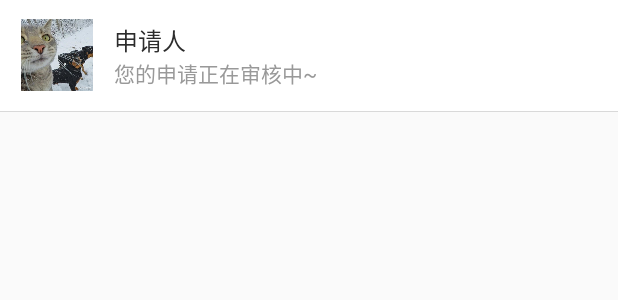
After one commit to Nothing-lin/NothingTeam, an Android app: the layout fragment_item_group_recomend_reply.xml on its own in the app's theme, with its tools: preview values and no code run, on a phone screen of 412 x 824 dp. The commit adds this screen. Shown: the top 300 px of the screen. Run offline under Robolectric (Android 15) with nearby library versions, the phone set to English and light mode, and no system bars.

Commit message:
审批逻辑

```diff
--- a/app/src/main/java/com/nothinglin/nothingteam/db/DBOpenHelper.java
+++ b/app/src/main/java/com/nothinglin/nothingteam/db/DBOpenHelper.java
@@ -10,7 +10,7 @@ public class DBOpenHelper {
     //5.7mysql驱动名
     private static String diver = "com.mysql.jdbc.Driver";
     //数据库地址
-    private static String url = "jdbc:mysql://192.168.125.107:3306/nothingteam?useUnicode=true&characterEncoding=utf-8&useSSL=false";
+    private static String url = "jdbc:mysql://192.168.125.100:3306/nothingteam?useUnicode=true&characterEncoding=utf-8&useSSL=false";
     //mysql用户名
     private static String user = "androidmysql";
     //mysql用户密码
--- /dev/null
+++ b/app/src/main/res/layout/fragment_item_group_recomend_reply.xml
@@ -0,0 +1,81 @@
+<?xml version="1.0" encoding="utf-8"?>
+<LinearLayout xmlns:android="http://schemas.android.com/apk/res/android"
+    android:id="@+id/friend_verify_item_ll"
+    android:layout_width="fill_parent"
+    android:layout_height="wrap_content"
+    android:descendantFocusability="blocksDescendants"
+    android:orientation="vertical">
+
+
+    <LinearLayout
+        android:id="@+id/contactitem_layout"
+        android:layout_width="match_parent"
+        android:layout_height="74.0dip"
+        android:background="@color/white"
+        android:paddingLeft="14.33dip">
+
+        <ImageView
+            android:layout_gravity="center_vertical"
+            android:src="@drawable/ic_cat"
+            android:id="@+id/item_head_icon"
+            android:layout_width="48dp"
+            android:layout_height="48dp" />
+
+        <RelativeLayout
+            android:layout_gravity="center_vertical"
+            android:layout_width="0dp"
+            android:layout_height="wrap_content"
+            android:layout_weight="1"
+            android:gravity="center_vertical"
+            android:paddingLeft="14dp"
+            android:paddingRight="10dp">
+
+            <LinearLayout
+                android:id="@+id/title_layout"
+                android:layout_width="match_parent"
+                android:layout_height="wrap_content"
+                android:layout_alignParentTop="true"
+                android:orientation="horizontal">
+
+                <TextView
+                    android:id="@+id/item_name"
+                    android:layout_width="0dp"
+                    android:layout_height="22.33dp"
+                    android:layout_weight="1"
+                    android:maxLines="1"
+                    android:text="申请人"
+                    android:textColor="#2C2C2C"
+                    android:textSize="16sp" />
+            </LinearLayout>
+
+            <TextView
+                android:id="@+id/item_reason"
+                android:layout_width="match_parent"
+                android:layout_height="wrap_content"
+                android:layout_below="@+id/title_layout"
+                android:layout_marginTop="1.33dp"
+                android:ems="10"
+                android:maxLines="1"
+                android:text="您的申请正在审核中~"
+                android:textColor="#999999"
+                android:textSize="14sp" />
+
+
+        </RelativeLayout>
+
+
+        <TextView
+            android:id="@+id/item_state"
+            android:layout_width="wrap_content"
+            android:layout_height="wrap_content"
+            android:layout_marginRight="14.33dp"
+            android:textColor="#B5B5B6"
+            android:textSize="14sp"
+            android:visibility="gone" />
+    </LinearLayout>
+
+    <View
+        android:layout_width="match_parent"
+        android:layout_height="0.33dp"
+        android:background="#D9D9D9" />
+</LinearLayout>
--- a/app/src/main/res/layout/fragment_me_card_menu_view_layout.xml
+++ b/app/src/main/res/layout/fragment_me_card_menu_view_layout.xml
@@ -26,7 +26,7 @@
             android:layout_marginTop="5dp"
             android:layout_gravity="center"
             android:textColor="@color/black"
-            android:text="公告消息" />
+            android:text="消息审批" />
 
     </LinearLayout>
 
```
Also changed, not shown: app/src/main/java/com/nothinglin/nothingteam/adapter/GroupVerificationAdapter.java (+28 -0 lines), app/src/main/java/com/nothinglin/nothingteam/adapter/GroupVerificationMessageAdapter.java (added, +99 -0 lines), app/src/main/java/com/nothinglin/nothingteam/bean/VerificationReply.java (added, +49 -0 lines), app/src/main/java/com/nothinglin/nothingteam/dao/VerificationInfoDao.java (+111 -0 lines), app/src/main/java/com/nothinglin/nothingteam/fragment/CardDetailFragment.java (+11 -0 lines), app/src/main/java/com/nothinglin/nothingteam/fragment/GroupVerificationFragment.java (+27 -5 lines), app/src/main/java/com/nothinglin/nothingteam/fragment/groupverification/GroupVerificationOtherFragment.java (+28 -2 lines), app/src/main/res/layout/fragment_group_verification_other.xml (+9 -5 lines), 1 other file.
